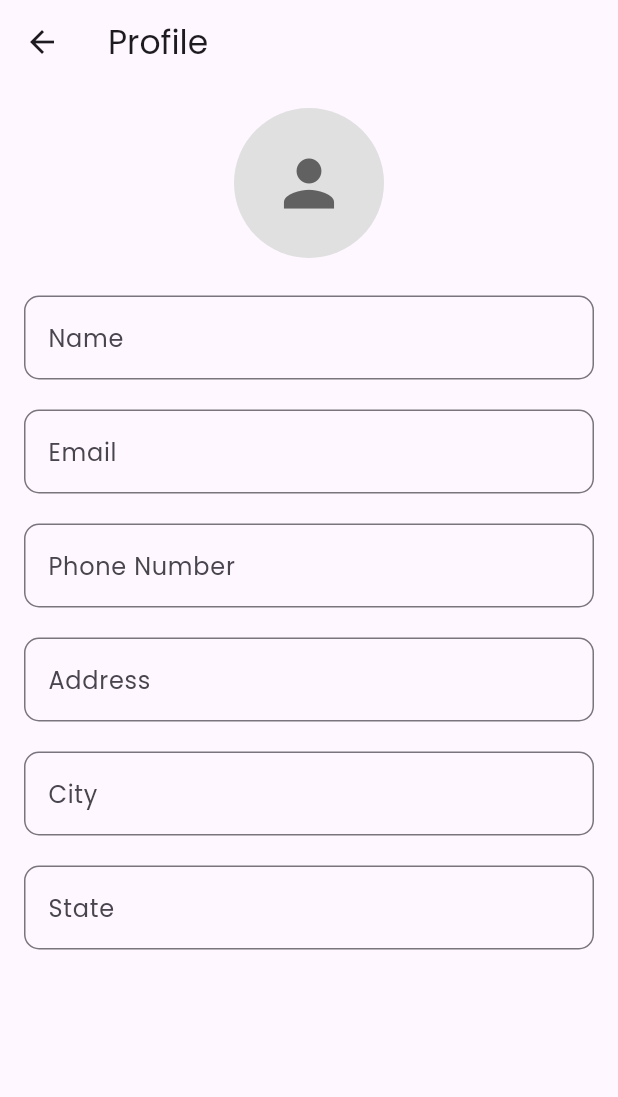
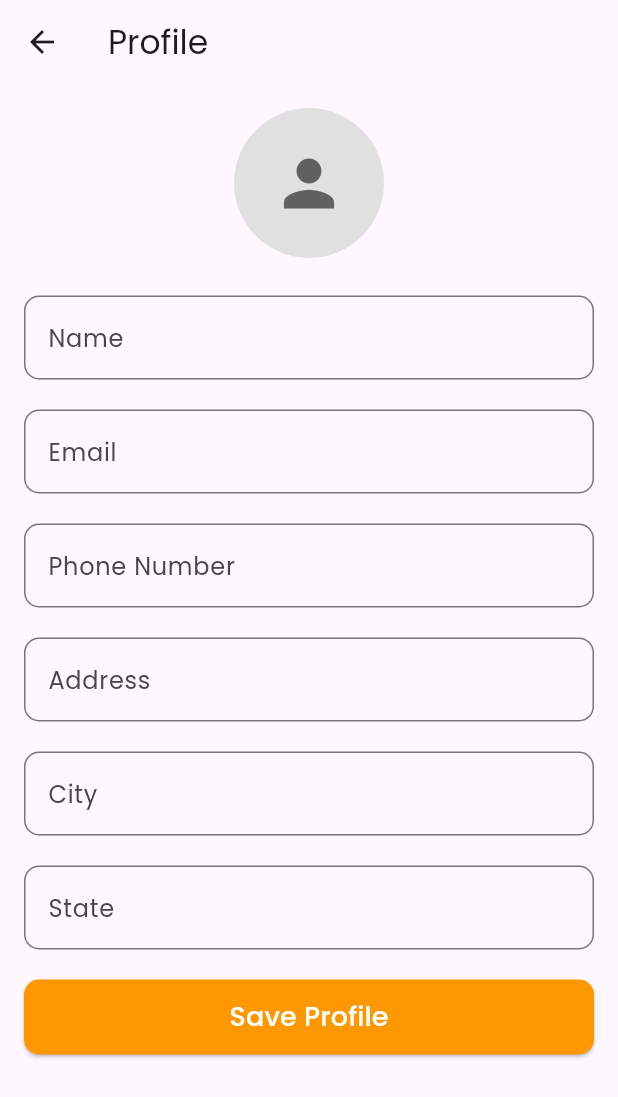
Before and after one commit to aniket7355/Flutter-Demo-Carot, a Flutter app: the ProfileScreen screen opened directly, on a phone screen of 412 x 824 dp. Shown: the top 1097 px of the screen. Run offline on Flutter 3.47's test engine with Material 3 defaults, Android fonts, the phone set to English and light mode, and no system bars; our stand-ins replace google_fonts, google_maps_flutter, shared_preferences, sqflite; accounts and stored records are empty.

Commit message:
This commit contain following features -> - Implement profileScreen and use sqlite database_helper.dart for data profile data.

```diff
--- /dev/null
+++ b/lib/local_database/database_helper.dart
@@ -0,0 +1,49 @@
+import 'package:sqflite/sqflite.dart';
+import 'package:path/path.dart';
+
+class DatabaseHelper {
+  static final DatabaseHelper _instance = DatabaseHelper._internal();
+  static Database? _database;
+
+  factory DatabaseHelper() => _instance;
+
+  DatabaseHelper._internal();
+
+  Future<Database> get database async {
+    if (_database != null) return _database!;
+    _database = await _initDatabase();
+    return _database!;
+  }
+
+  Future<Database> _initDatabase() async {
+    final path = join(await getDatabasesPath(), 'profile.db');
+    return await openDatabase(
+      path,
+      onCreate: (db, version) {
+        return db.execute(
+          'CREATE TABLE Profile(id INTEGER PRIMARY KEY, name TEXT, email TEXT, phone TEXT, address TEXT, city TEXT, state TEXT)',
+        );
+      },
+      version: 1,
+    );
+  }
+
+  Future<void> insertOrUpdateProfile(Map<String, dynamic> profileData) async {
+    final db = await database;
+    await db.insert(
+      'Profile',
+      profileData,
+      conflictAlgorithm: ConflictAlgorithm.replace,
+    );
+  }
+
+  Future<Map<String, dynamic>?> getProfile() async {
+    final db = await database;
+    final List<Map<String, dynamic>> result = await db.query('Profile', limit: 1);
+
+    if (result.isNotEmpty) {
+      return result.first;
+    }
+    return null;
+  }
+}
--- a/lib/login_screen.dart
+++ b/lib/login_screen.dart
@@ -40,6 +40,7 @@ class _LoginScreenState extends State<LoginScreen> {
   @override
   Widget build(BuildContext context) {
     return Scaffold(
+      backgroundColor: Colors.white,
       body: SingleChildScrollView(
         child: Column(
           children: [
--- a/lib/screens/profile.dart
+++ b/lib/screens/profile.dart
@@ -1,3 +1,4 @@
+import 'package:classico/local_database/database_helper.dart';
 import 'package:flutter/material.dart';
 import 'package:google_fonts/google_fonts.dart';
 
@@ -16,6 +17,90 @@ class _ProfileScreenState extends State<ProfileScreen> {
   final TextEditingController cityController = TextEditingController();
   final TextEditingController stateController = TextEditingController();
 
+  final _formKey = GlobalKey<FormState>();
+  final DatabaseHelper dbHelper = DatabaseHelper();
+
+  @override
+  void initState() {
+    super.initState();
+    _loadProfile();
+  }
+
+  Future<void> _loadProfile() async {
+    final profileData = await dbHelper.getProfile();
+    if (profileData != null) {
+      nameController.text = profileData['name'] ?? '';
+      emailController.text = profileData['email'] ?? '';
+      phoneController.text = profileData['phone'] ?? '';
+      addressController.text = profileData['address'] ?? '';
+      cityController.text = profileData['city'] ?? '';
+      stateController.text = profileData['state'] ?? '';
+    }
+  }
+
+  Future<void> saveProfile() async {
+    if (_formKey.currentState!.validate()) {
+      final profileData = {
+        'id': 1,
+        'name': nameController.text,
+        'email': emailController.text,
+        'phone': phoneController.text,
+        'address': addressController.text,
+        'city': cityController.text,
+        'state': stateController.text,
+      };
+
+      try {
+        await dbHelper.insertOrUpdateProfile(profileData);
+        ScaffoldMessenger.of(context).showSnackBar(
+          SnackBar(
+            content: Text("Profile saved successfully!"),
+            duration: Duration(seconds: 2),
+            backgroundColor: Colors.green,
+          ),
+        );
+      } catch (error) {
+        print("------------------------->$error");
+        ScaffoldMessenger.of(context).showSnackBar(
+          SnackBar(
+            content: Text("Failed to save profile. Try again!$error"),
+            duration: Duration(seconds: 2),
+            backgroundColor: Colors.red,
+          ),
+        );
+      }
+    }
+  }
+
+  String? _validateEmail(String? value) {
+    if (value == null || value.isEmpty) {
+      return 'Email is required';
+    }
+    final emailRegex = RegExp(r'^[^@]+@[^@]+\.[^@]+');
+    if (!emailRegex.hasMatch(value)) {
+      return 'Enter a valid email';
+    }
+    return null;
+  }
+
+  String? _validatePhone(String? value) {
+    if (value == null || value.isEmpty) {
+      return 'Phone number is required';
+    }
+    final phoneRegex = RegExp(r'^\d{10}$');
+    if (!phoneRegex.hasMatch(value)) {
+      return 'Enter a valid 10-digit phone number';
+    }
+    return null;
+  }
+
+  String? _validateField(String? value) {
+    if (value == null || value.isEmpty) {
+      return 'This field is required';
+    }
+    return null;
+  }
+
   @override
   Widget build(BuildContext context) {
     return Scaffold(
@@ -25,6 +110,8 @@ class _ProfileScreenState extends State<ProfileScreen> {
       body: Padding(
         padding: const EdgeInsets.all(16.0),
         child: SingleChildScrollView(
+          child: Form(
+            key: _formKey,
             child: Column(
               crossAxisAlignment: CrossAxisAlignment.start,
               children: [
@@ -40,27 +127,50 @@ class _ProfileScreenState extends State<ProfileScreen> {
                   ),
                 ),
                 SizedBox(height: 25),
-              _buildTextField('Name', nameController),
+                _buildTextField('Name', nameController, validator: _validateField),
                 SizedBox(height: 20),
-              _buildTextField('Email', emailController, inputType: TextInputType.emailAddress),
+                _buildTextField('Email', emailController, validator: _validateEmail),
                 SizedBox(height: 20),
-              _buildTextField('Phone Number', phoneController, inputType: TextInputType.phone),
+                _buildTextField('Phone Number', phoneController, validator: _validatePhone),
                 SizedBox(height: 20),
-              _buildTextField('Address', addressController),
+                _buildTextField('Address', addressController, validator: _validateField),
                 SizedBox(height: 20),
-              _buildTextField('City', cityController),
+                _buildTextField('City', cityController, validator: _validateField),
                 SizedBox(height: 20),
-              _buildTextField('State', stateController),
+                _buildTextField('State', stateController, validator: _validateField),
                 SizedBox(height: 20),
+                SizedBox(
+                  width: double.infinity,
+                  height: 50,
+                  child: ElevatedButton(
+                    onPressed: saveProfile,
+                    style: ElevatedButton.styleFrom(
+                      shape: RoundedRectangleBorder(
+                        borderRadius: BorderRadius.circular(10),
+                      ),
+                      backgroundColor: Colors.orange,
+                    ),
+                    child: Text(
+                      'Save Profile',
+                      style: GoogleFonts.poppins(
+                        fontSize: 18,
+                        color: Colors.white,
+                        fontWeight: FontWeight.w500,
+                      ),
+                    ),
+                  ),
+                ),
               ],
+            ),
           ),
         ),
       ),
     );
   }
 
-  Widget _buildTextField(String label, TextEditingController controller, {TextInputType inputType = TextInputType.text}) {
-    return TextField(
+  Widget _buildTextField(String label, TextEditingController controller,
+      {TextInputType inputType = TextInputType.text, String? Function(String?)? validator}) {
+    return TextFormField(
       controller: controller,
       keyboardType: inputType,
       decoration: InputDecoration(
@@ -70,6 +180,7 @@ class _ProfileScreenState extends State<ProfileScreen> {
           borderRadius: BorderRadius.circular(10),
         ),
       ),
+      validator: validator,
     );
   }
 }
--- a/pubspec.yaml
+++ b/pubspec.yaml
@@ -33,6 +33,9 @@ dependencies:
   shared_preferences: ^2.0.11 # Check for the latest version
   fluttertoast: ^8.0.9
   provider: ^6.0.0
+  sqflite: ^2.0.0+3
+  path: ^1.8.0
+
 
 
 
```
Also changed, not shown: pubspec.lock, 1 other file. Lines whose indentation alone changed are shown as unchanged.
